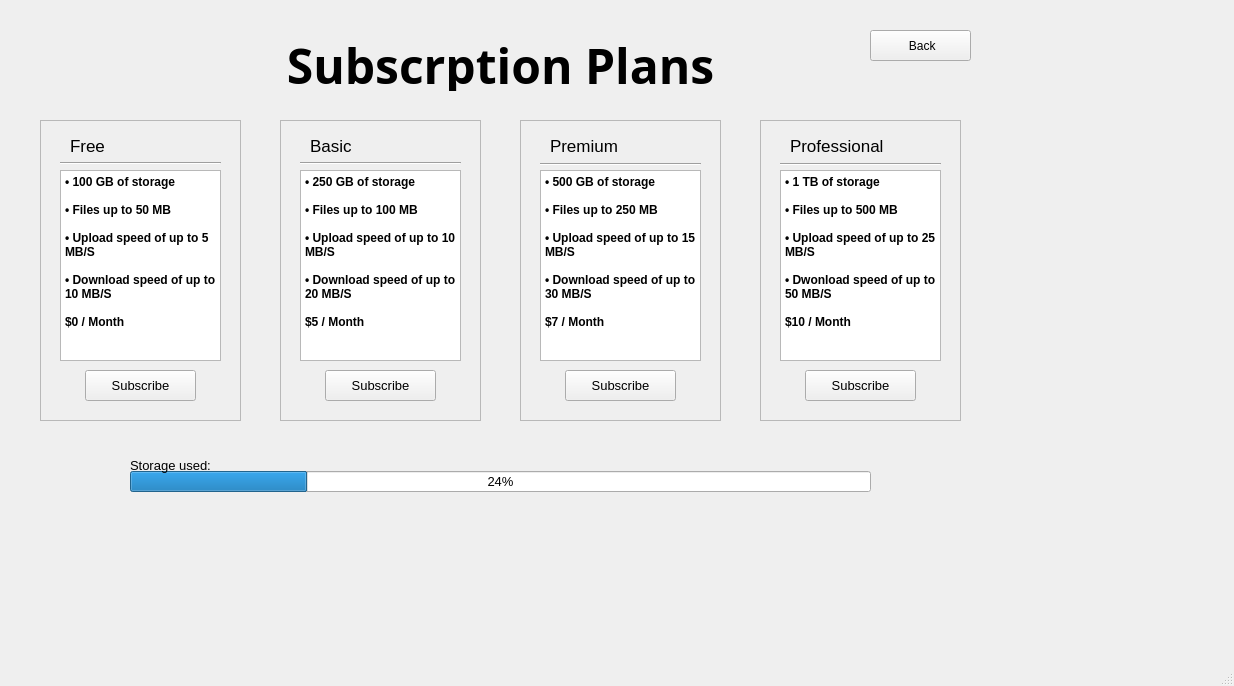
SuperName3102/Final-Project, file Main/client/gui/ui/subscription.ui: the form before one commit.
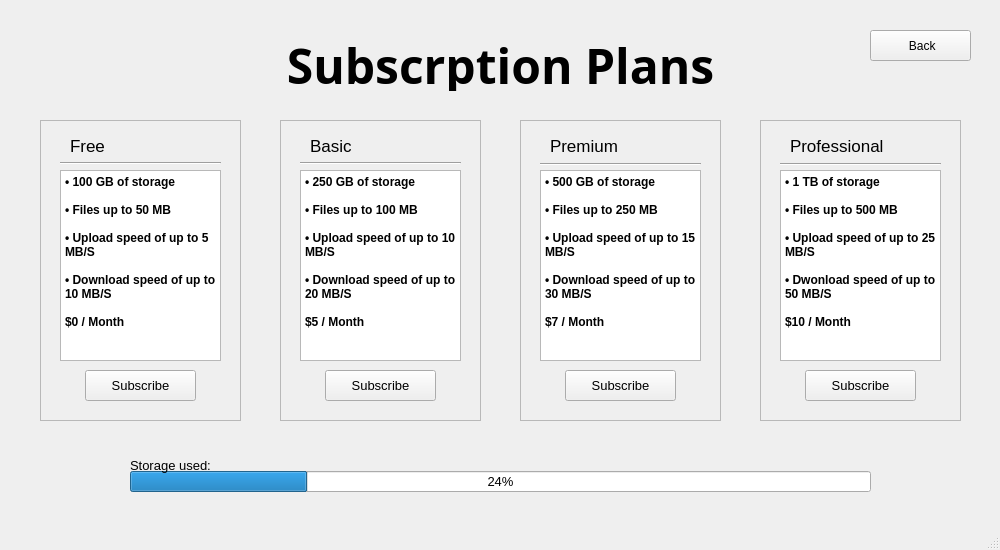
The form after the commit.

```diff
--- a/Main/client/gui/ui/subscription.ui
+++ b/Main/client/gui/ui/subscription.ui
@@ -6,8 +6,8 @@
    <rect>
     <x>0</x>
     <y>0</y>
-    <width>1234</width>
-    <height>686</height>
+    <width>1000</width>
+    <height>550</height>
    </rect>
   </property>
   <property name="windowTitle">
```
